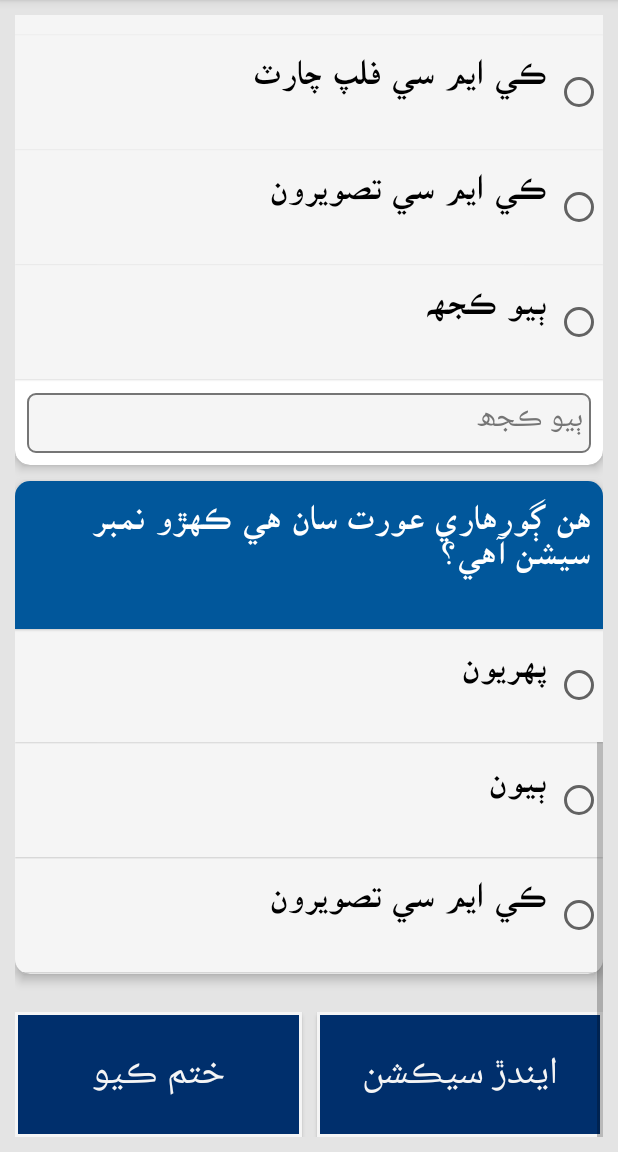
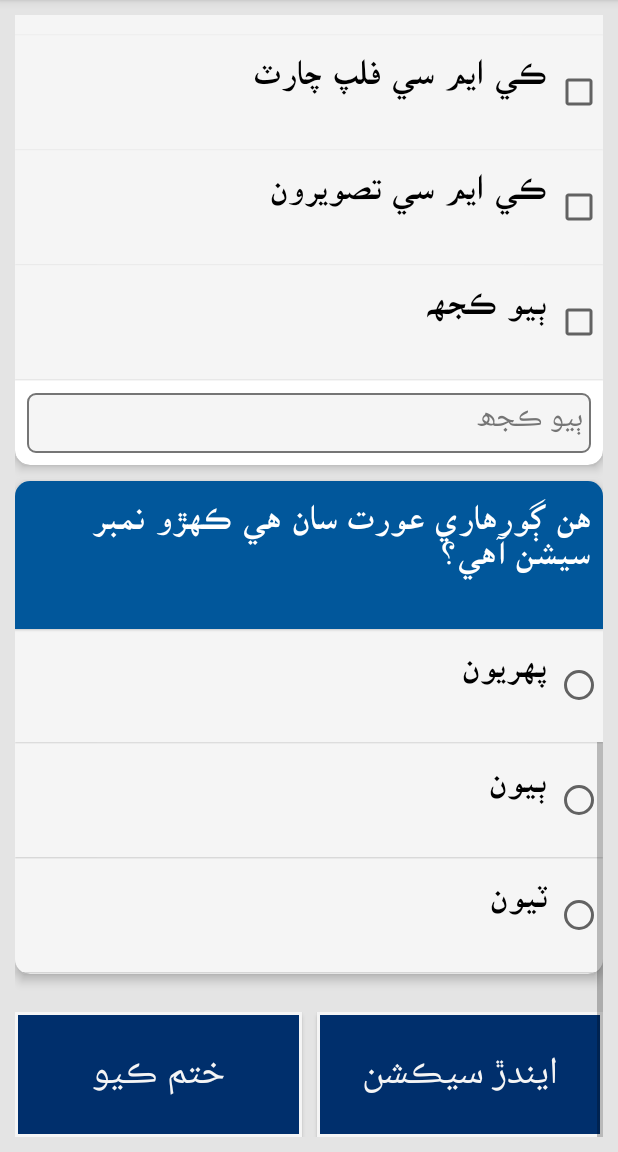
Before and after one commit to irfansyedpg/KMC, an Android app: the F3Activity screen opened directly, with no data from a screen before it, scrolled down 1426 dp, on a phone screen of 412 x 824 dp, the part 84-1236 px from its top. Run offline under Robolectric (Android 15) with nearby library versions, the phone set to English and light mode, and no system bars; our stand-ins replace data binding; libraries missing offline, so code that uses them is left out: com.edittextpicker.aliazaz; plain views replace EditTextPicker; 3 statements that could not run were skipped.

```diff
--- a/app/src/main/res/layout/activity_f3.xml
+++ b/app/src/main/res/layout/activity_f3.xml
@@ -149,8 +149,8 @@
                         android:layout_height="wrap_content"
                         android:hint="@string/number"
                         android:maxLength="2"
-                        app:maxValue="1"
-                        app:minValue="60"
+                        app:maxValue="60"
+                        app:minValue="1"
                         app:type="range" />
                 </LinearLayout>
             </android.support.v7.widget.CardView>
@@ -166,29 +166,36 @@
                         style="@style/i_textview"
                         android:text="@string/f3wgq3" />
 
-                    <RadioGroup
-                        android:id="@+id/f3wgq3"
-                        style="@style/radiogroup">
 
-                        <RadioButton
+
+                <LinearLayout
+                    android:layout_width="match_parent"
+                    android:layout_height="wrap_content"
+                    android:orientation="vertical"
+                    android:tag="0"
+
+                    >
+
+                        <CheckBox
                             android:id="@+id/f3wgq3a"
                             style="@style/radiobutton"
                             android:text="@string/f3wgq3a" />
 
-                        <RadioButton
+                        <CheckBox
                             android:id="@+id/f3wgq3b"
                             style="@style/radiobutton"
                             android:text="@string/f3wgq3b" />
-                        <RadioButton
+                        <CheckBox
                             android:id="@+id/f3wgq3c"
                             style="@style/radiobutton"
                             android:text="@string/f3wgq3c" />
 
-                        <RadioButton
+                        <CheckBox
                             android:id="@+id/f3wgq396"
                             style="@style/radiobutton"
                             android:text="@string/f3wgq396" />
 
+                </LinearLayout>
                         <EditText
                             android:id="@+id/f3wgq396x"
                             style="@style/textInput"
@@ -200,7 +207,7 @@
                             android:text='@{f3wgq396.checked? f3wgq396x.getText.toString : ""}' />
 
 
-                    </RadioGroup>
+
 
 
                 </LinearLayout>
@@ -236,7 +243,7 @@
                         <RadioButton
                             android:id="@+id/f3wgq4c"
                             style="@style/radiobutton"
-                            android:text="@string/f3wgq3c" />
+                            android:text="ٽيون" />
 
 
 
```
Also changed, not shown: app/src/main/java/edu/aku/hassannaqvi/kmc_screening/ui/F1Activity.java (+33 -3 lines), app/src/main/java/edu/aku/hassannaqvi/kmc_screening/ui/F2Activity.java (+22 -2 lines), app/src/main/java/edu/aku/hassannaqvi/kmc_screening/ui/F3Activity.java (+6 -2 lines), app/src/main/java/edu/aku/hassannaqvi/kmc_screening/ui/InfoActivity.java (+20 -0 lines), app/src/main/res/layout/activity_f1.xml (+41 -21 lines), app/src/main/res/layout/activity_f2.xml (+26 -13 lines), 1 other file.
